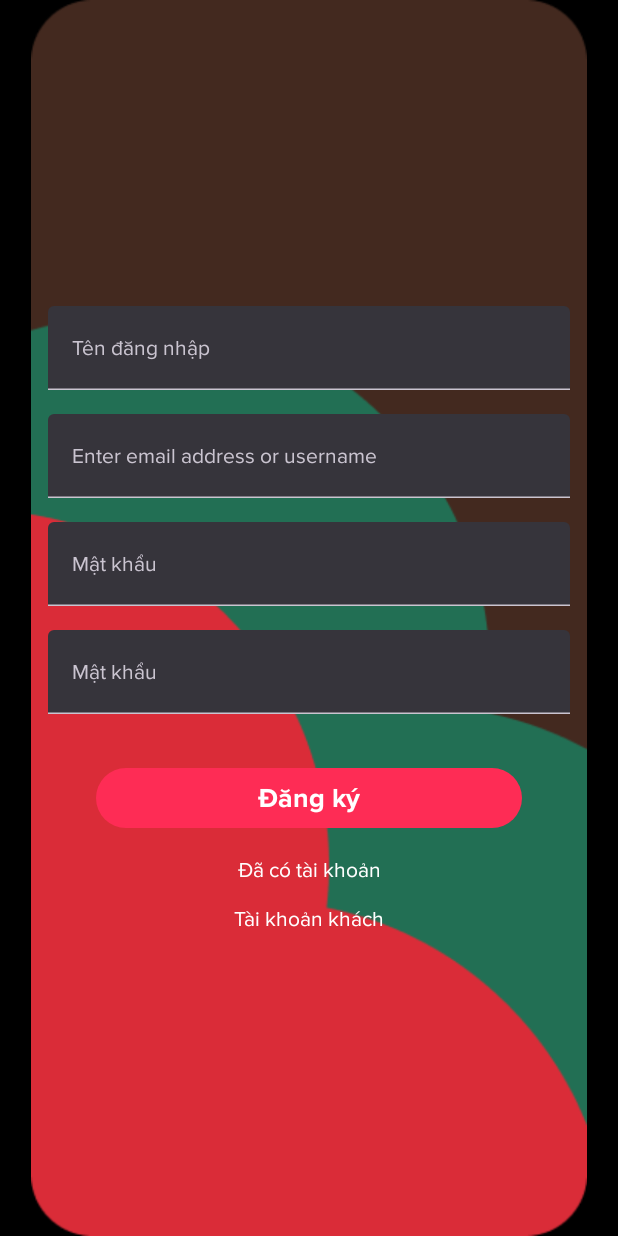
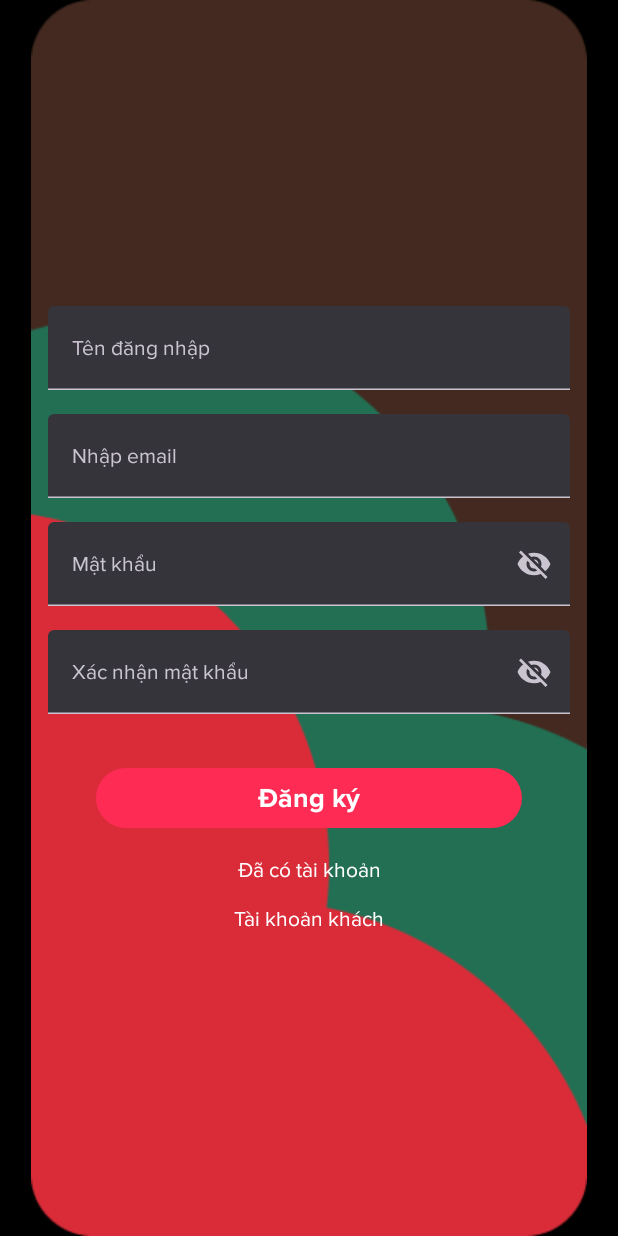
Before and after one commit to BaoNinh2808/TinyReel_Group3, an Android app built with Jetpack Compose: the composable SignupScreen shown on its own in the app's theme, on a phone screen of 412 x 824 dp. Run offline under Robolectric (Android 15) with nearby library versions, the light colour scheme and no system bars; our stand-ins replace Dagger/Hilt's generated code, Firebase (no records; nobody signed in at launch, a user with empty details on screens opened directly), constraintlayout-compose; 1 statement that could not run was skipped.

Commit message:
final SignIn and SignUp

```diff
--- a/app/src/main/java/com/example/tinyreel/navigation/AppNavHost.kt
+++ b/app/src/main/java/com/example/tinyreel/navigation/AppNavHost.kt
@@ -39,7 +39,7 @@ fun AppNavHost(
         signUpNavGraph(loginViewModel, navController)
 //        loginEmailPhoneNavGraph(navController)
 //        friendsNavGraph(navController)
-        myProfileNavGraph(navController)
+        myProfileNavGraph(loginViewModel, navController)
 //        settingNavGraph(navController)
         cameraMediaNavGraph(navController)
     }
--- a/common/theme/src/main/res/values/strings.xml
+++ b/common/theme/src/main/res/values/strings.xml
@@ -47,6 +47,7 @@
     <string name="continue_with_google">Tiếp tục với Google</string>
     <string name="user_name">Tên đăng nhập</string>
     <string name="password">Mật khẩu</string>
+    <string name="confirmPassword">Xác nhận mật khẩu</string>
     <string name="forget_password">Quên mật khẩu?</string>
     <string name="create_new_account">Tạo tài khoản mới</string>
     <string name="Guess_account">Tài khoản khách</string>
@@ -59,7 +60,7 @@
     <string name="send_code">Send code</string>
     <string name="phone">Phone</string>
     <string name="phone_number">Phone number</string>
-    <string name="enter_email_address_or_username">Enter email address or username</string>
+    <string name="enter_email_address_or_username">Nhập email</string>
     <string name="next">Next</string>
     <string name="by_continuing_you_agree">By continuing, you agree to our </string>
     <string name="and_acknowledge_that_you_have">and acknowledge that you have read our</string>
@@ -67,7 +68,7 @@
     <string name="and_confirm_that_you_have_read">and confirm that you have read TikTok\'s</string>
 
     <!-- my profile -->
-    <string name="sign_up_for_an_account">Sign up for and account</string>
+    <string name="sign_up_for_an_account">Đăng ký tài khoản</string>
 
     <!-- settings -->
     <string name="settings_and_privacy">Settings and privacy</string>
--- a/feature/authentication/build.gradle.kts
+++ b/feature/authentication/build.gradle.kts
@@ -42,6 +42,7 @@ android {
 
 dependencies {
     implementation("com.google.android.gms:play-services-auth:20.7.0")
+    implementation("androidx.compose.material:material-icons-extended:1.4.0-beta01")
     COMMON_THEME
     CORE
     COMMON_COMPOSABLE
--- a/feature/authentication/src/main/java/com/tinyreel/authentication/AuthenticationViewModel.kt
+++ b/feature/authentication/src/main/java/com/tinyreel/authentication/AuthenticationViewModel.kt
@@ -70,6 +70,7 @@ class LoginWithEmailPhoneViewModel @Inject constructor(
         repository.logout()
         _loginFlow.value = null
         _signupFlow.value = null
+        _googleFlow.value = null
     }
 
     override fun onTriggerEvent(event: LoginEmailPhoneEvent) {
--- a/feature/authentication/src/main/java/com/tinyreel/authentication/screen/SignUpScreen.kt
+++ b/feature/authentication/src/main/java/com/tinyreel/authentication/screen/SignUpScreen.kt
@@ -8,9 +8,13 @@ import androidx.constraintlayout.compose.ConstraintLayout
 import android.widget.Toast
 import androidx.activity.viewModels
 import androidx.compose.foundation.Image
+import androidx.compose.foundation.background
 import androidx.compose.foundation.clickable
 import androidx.compose.foundation.layout.fillMaxSize
 import androidx.compose.foundation.text.KeyboardOptions
+import androidx.compose.material.icons.Icons
+import androidx.compose.material.icons.filled.Visibility
+import androidx.compose.material.icons.filled.VisibilityOff
 import androidx.compose.material3.*
 import androidx.compose.runtime.*
 import androidx.compose.ui.Modifier
@@ -24,6 +28,7 @@ import androidx.compose.ui.text.input.ImeAction
 import androidx.compose.ui.text.input.KeyboardCapitalization
 import androidx.compose.ui.text.input.KeyboardType
 import androidx.compose.ui.text.input.PasswordVisualTransformation
+import androidx.compose.ui.text.input.VisualTransformation
 import androidx.compose.ui.text.style.TextAlign
 import androidx.compose.ui.tooling.preview.Preview
 import androidx.compose.ui.unit.sp
@@ -49,6 +54,8 @@ fun SignupScreen(viewModel: LoginWithEmailPhoneViewModel, navController: NavCont
     val password by viewModel.password.collectAsState()
     val name by viewModel.name.collectAsState()
     val confirmPassword by viewModel.confirmPassword.collectAsState()
+    var isPasswordVisible by remember { mutableStateOf(false) }
+    var isConfirmPasswordVisible by remember { mutableStateOf(false) }
 
     val signUpFlow = viewModel?.signupFlow?.collectAsState()
     ConstraintLayout(
@@ -178,13 +185,25 @@ fun SignupScreen(viewModel: LoginWithEmailPhoneViewModel, navController: NavCont
                 end.linkTo(parent.end, spacing.large)
                 width = Dimension.fillToConstraints
             },
-            visualTransformation = PasswordVisualTransformation(),
             keyboardOptions = KeyboardOptions(
                 capitalization = KeyboardCapitalization.None,
                 autoCorrect = false,
                 keyboardType = KeyboardType.Password,
                 imeAction = ImeAction.Done
-            )
+            ),
+            trailingIcon = {
+                IconButton(
+                    onClick = {
+                        isPasswordVisible = !isPasswordVisible
+                    },
+                ) {
+                    Icon(
+                        if (isPasswordVisible) Icons.Default.Visibility else Icons.Default.VisibilityOff,
+                        contentDescription = null
+                    )
+                }
+            },
+            visualTransformation = if (isPasswordVisible) VisualTransformation.None else PasswordVisualTransformation()
         )
 
         TextField(
@@ -193,7 +212,7 @@ fun SignupScreen(viewModel: LoginWithEmailPhoneViewModel, navController: NavCont
                 viewModel.onTriggerEvent(LoginEmailPhoneEvent.OnChangeConfirmPasswordEntry(it))
             },
             label = {
-                Text(text = stringResource(id = R.string.password))
+                Text(text = stringResource(id = R.string.confirmPassword))
             },
             modifier = Modifier.constrainAs(refConfirmPassword) {
                 top.linkTo(refPassword.bottom, spacing.medium)
@@ -201,13 +220,25 @@ fun SignupScreen(viewModel: LoginWithEmailPhoneViewModel, navController: NavCont
                 end.linkTo(parent.end, spacing.large)
                 width = Dimension.fillToConstraints
             },
-            visualTransformation = PasswordVisualTransformation(),
             keyboardOptions = KeyboardOptions(
                 capitalization = KeyboardCapitalization.None,
                 autoCorrect = false,
                 keyboardType = KeyboardType.Password,
                 imeAction = ImeAction.Done
-            )
+            ),
+            trailingIcon = {
+                IconButton(
+                    onClick = {
+                        isConfirmPasswordVisible = !isConfirmPasswordVisible
+                    },
+                ) {
+                    Icon(
+                        if (isConfirmPasswordVisible) Icons.Default.Visibility else Icons.Default.VisibilityOff,
+                        contentDescription = null
+                    )
+                }
+            },
+            visualTransformation = if (isConfirmPasswordVisible) VisualTransformation.None else PasswordVisualTransformation()
         )
 
         Button(
--- a/feature/myprofile/build.gradle.kts
+++ b/feature/myprofile/build.gradle.kts
@@ -44,6 +44,7 @@ kapt {
 
 dependencies {
     implementation(project(":feature:creatorprofile"))
+    implementation(project(":feature:authentication"))
     COMMON_THEME
     COMMON_COMPOSABLE
     CORE
--- a/feature/myprofile/src/main/java/com/example/myprofile/MyProfileScreen.kt
+++ b/feature/myprofile/src/main/java/com/example/myprofile/MyProfileScreen.kt
@@ -46,10 +46,12 @@ import com.example.data.source.UsersDataSource.kylieJenner
 import com.example.domain.creatorprofile.EditableCreatorProfileUseCase
 import com.example.domain.creatorprofile.GetCreatorProfileUseCase
 import com.example.domain.creatorprofile.GetCreatorPublicVideoUseCase
+import com.tinyreel.authentication.LoginWithEmailPhoneViewModel
 
 @OptIn(ExperimentalMaterial3Api::class)
 @Composable
 fun MyProfileScreen(
+    loginViewModel: LoginWithEmailPhoneViewModel,
     navController: NavController
 ) {
     val viewModel = MyProfileViewModel(
```
Also changed, not shown: feature/authentication/src/main/java/com/tinyreel/authentication/screen/AuthenticationScreen.kt (+90 -3 lines), feature/myprofile/src/main/java/com/example/myprofile/MyProfileNavigation.kt (+4 -3 lines), feature/myprofile/src/main/java/com/example/myprofile/MyProfileSetting.kt (+16 -0 lines).
